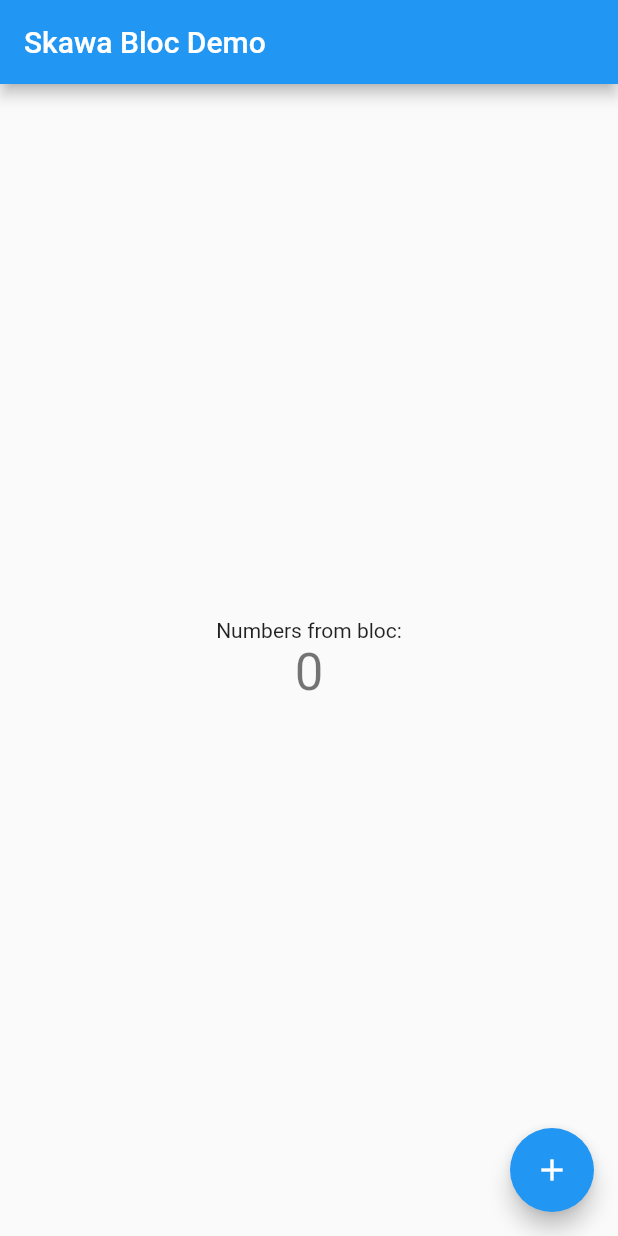
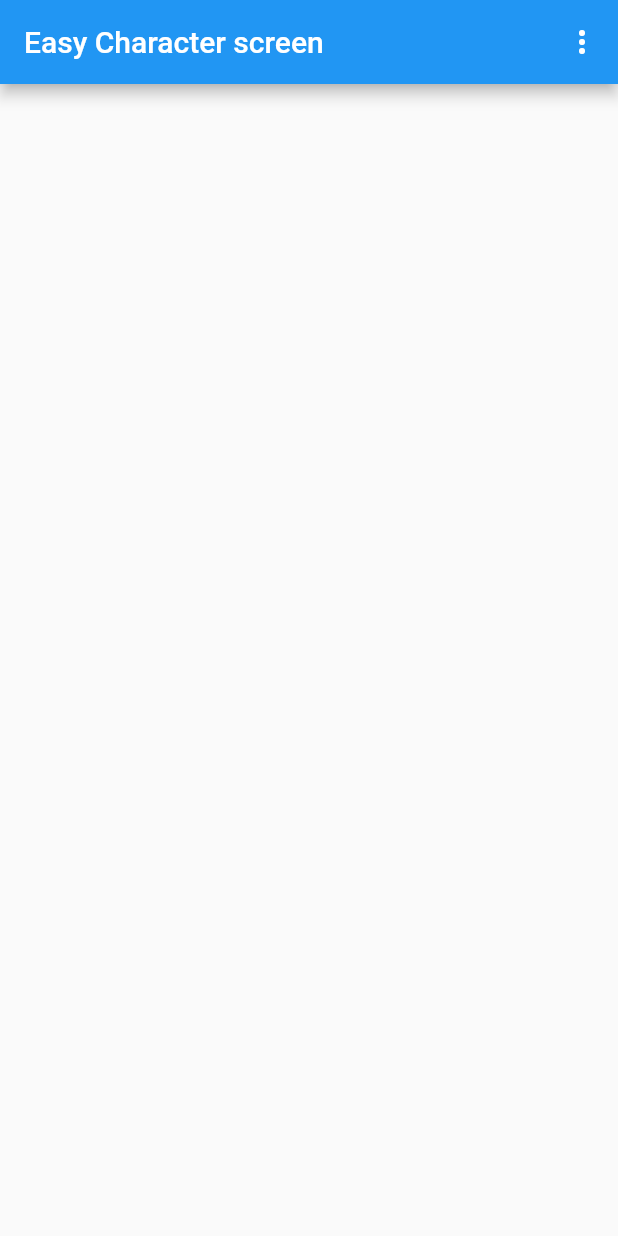
Before and after one commit to itWithGeorge/bloc_concurrency, a Flutter app: the screen it shows after launch, on a phone screen of 412 x 824 dp. Run offline on Flutter 3.47's test engine with Material 2 defaults, Android fonts, the phone set to English and light mode, and no system bars; our stand-ins replace bloc, bloc_concurrency, flutter_bloc.

Commit message:
easy concurrency project basic implementation - should be monitored [#2]

```diff
--- /dev/null
+++ b/lib/easy_concurrency/data/model/character.dart
@@ -0,0 +1,21 @@
+// ignore_for_file: public_member_api_docs, sort_constructors_first
+class Character {
+  final String character;
+
+  Character({required this.character});
+
+  Character.initial() : character = '';
+
+  @override
+  String toString() => character;
+
+  @override
+  bool operator ==(covariant Character other) {
+    if (identical(this, other)) return true;
+
+    return other.character == character;
+  }
+
+  @override
+  int get hashCode => character.hashCode;
+}
--- /dev/null
+++ b/lib/easy_concurrency/logic/bloc/character_bloc.dart
@@ -0,0 +1,46 @@
+import 'dart:math' show Random;
+import 'dart:ui';
+
+import 'package:bloc/bloc.dart';
+import 'package:bloc_concurrency/bloc_concurrency.dart';
+import 'package:flutter/cupertino.dart';
+import 'package:flutter/foundation.dart' show immutable;
+import 'package:skawa_bloc_test/easy_concurrency/data/model/character.dart';
+
+part 'character_event.dart';
+part 'character_state.dart';
+
+class CharacterBloc extends Bloc<CharacterEvent, CharacterState> {
+  CharacterBloc() : super(CharacterInitialState()) {
+    on<CharactersResetEvent>(_onCharactersResetEvent);
+    on<CharacterAddedEventNoTransformer>(_onCharacterAddedEventNoTransformer);
+    on<CharacterAddedEventSequentialTransformer>(
+        _onCharacterAddedEventSequentialTransformer,
+        transformer: sequential());
+  }
+
+  void _onCharactersResetEvent(
+      CharactersResetEvent resetEvent, Emitter<CharacterState> emitter) {
+    emitter(CharacterInitialState());
+  }
+
+  Future<void> _onCharacterAddedEventNoTransformer(
+      CharacterAddedEventNoTransformer event,
+      Emitter<CharacterState> emitter) async {
+    final String _current = state.currentCharacter.character;
+    final String _received = event.character.character;
+    var _appended = _current + _received;
+    await Future.delayed(Duration(seconds: Random().nextBool() ? 0 : 2),
+        () => emitter(CharecterReceivedState(characterReceived: _appended)));
+  }
+
+  Future<void> _onCharacterAddedEventSequentialTransformer(
+      CharacterAddedEventSequentialTransformer event,
+      Emitter<CharacterState> emitter) async {
+    final String _current = state.currentCharacter.character;
+    final String _received = event.character.character;
+    var _appended = _current + _received;
+    await Future.delayed(Duration(seconds: Random().nextBool() ? 0 : 2),
+        () => emitter(CharecterReceivedState(characterReceived: _appended)));
+  }
+}
--- /dev/null
+++ b/lib/easy_concurrency/logic/bloc/character_event.dart
@@ -0,0 +1,25 @@
+// ignore_for_file: public_member_api_docs, sort_constructors_first
+part of 'character_bloc.dart';
+
+abstract class CharacterEvent {
+  const CharacterEvent();
+}
+
+@immutable
+class CharacterAddedEventNoTransformer extends CharacterEvent {
+  final Character character;
+  const CharacterAddedEventNoTransformer({
+    required this.character,
+  });
+}
+
+@immutable
+class CharacterAddedEventSequentialTransformer extends CharacterEvent {
+  final Character character;
+  const CharacterAddedEventSequentialTransformer({
+    required this.character,
+  });
+}
+
+@immutable
+class CharactersResetEvent extends CharacterEvent {}
--- /dev/null
+++ b/lib/easy_concurrency/logic/bloc/character_state.dart
@@ -0,0 +1,44 @@
+// ignore_for_file: public_member_api_docs, sort_constructors_first
+part of 'character_bloc.dart';
+
+abstract class CharacterState {
+  final Character currentCharacter;
+  const CharacterState({required this.currentCharacter});
+}
+
+@immutable
+class CharacterInitialState extends CharacterState {
+  CharacterInitialState() : super(currentCharacter: Character.initial());
+
+  @override
+  bool operator ==(other) {
+    if (other is CharacterInitialState) {
+      return currentCharacter == other.currentCharacter;
+    } else {
+      return false;
+    }
+  }
+
+  @override
+  int get hashCode => Object.hashAll([currentCharacter]);
+}
+
+@immutable
+class CharecterReceivedState extends CharacterState {
+  final String characterReceived;
+
+  CharecterReceivedState({required this.characterReceived})
+      : super(currentCharacter: Character(character: characterReceived));
+
+  @override
+  bool operator ==(other) {
+    if (other is CharecterReceivedState) {
+      return currentCharacter == other.currentCharacter;
+    } else {
+      return false;
+    }
+  }
+
+  @override
+  int get hashCode => characterReceived.hashCode;
+}
--- /dev/null
+++ b/lib/easy_concurrency/presentation/screens/easy_character_bloc.dart
@@ -0,0 +1,37 @@
+import 'package:flutter/material.dart';
+import 'package:flutter_bloc/flutter_bloc.dart';
+import 'package:skawa_bloc_test/easy_concurrency/logic/bloc/character_bloc.dart';
+import 'package:skawa_bloc_test/easy_concurrency/presentation/widgets/cutom_popup_menu.dart';
+
+class EasyCharacterBlocScreen extends StatefulWidget {
+  const EasyCharacterBlocScreen({Key? key}) : super(key: key);
+
+  @override
+  State<EasyCharacterBlocScreen> createState() =>
+      _EasyCharacterBlocScreenState();
+}
+
+class _EasyCharacterBlocScreenState extends State<EasyCharacterBlocScreen> {
+  @override
+  Widget build(BuildContext context) {
+    return Scaffold(
+      appBar: AppBar(
+        title: const Text('Easy Character screen'),
+        actions: const [
+          CustomPopupMenu(),
+        ],
+      ),
+      body: Center(
+        child: BlocBuilder<CharacterBloc, CharacterState>(
+            builder: (context, state) {
+          if (state is CharacterInitialState) {
+            return Text(state.currentCharacter.character);
+          } else if (state is CharecterReceivedState) {
+            return Text(state.currentCharacter.character);
+          }
+          return const CircularProgressIndicator();
+        }),
+      ),
+    );
+  }
+}
--- /dev/null
+++ b/lib/easy_concurrency/presentation/widgets/cutom_popup_menu.dart
@@ -0,0 +1,61 @@
+import 'package:flutter/material.dart';
+import 'package:flutter_bloc/flutter_bloc.dart';
+import 'package:skawa_bloc_test/easy_concurrency/data/model/character.dart';
+import 'package:skawa_bloc_test/easy_concurrency/logic/bloc/character_bloc.dart';
+
+enum CustomPopUpMenuItems {
+  resetState,
+  noTransfromer,
+  sequential,
+}
+
+const message = 'Skawa_Innovation_Ltd.';
+
+class CustomPopupMenu extends StatelessWidget {
+  const CustomPopupMenu({Key? key}) : super(key: key);
+
+  @override
+  Widget build(BuildContext context) {
+    return PopupMenuButton<CustomPopUpMenuItems>(
+      itemBuilder: (_) => [
+        const PopupMenuItem(
+          value: CustomPopUpMenuItems.resetState,
+          child: Text('reset state'),
+        ),
+        const PopupMenuItem(
+          value: CustomPopUpMenuItems.noTransfromer,
+          child: Text('No transformer'),
+        ),
+        const PopupMenuItem(
+          value: CustomPopUpMenuItems.sequential,
+          child: Text('sequential transformer'),
+        ),
+      ],
+      onSelected: (selected) async {
+        switch (selected) {
+          case CustomPopUpMenuItems.resetState:
+            context.read<CharacterBloc>().add(CharactersResetEvent());
+            break;
+          case CustomPopUpMenuItems.noTransfromer:
+            var _messageList = message.split('');
+            for (int i = 0; i < _messageList.length; i++) {
+              await Future.delayed(const Duration(seconds: 1));
+              context.read<CharacterBloc>().add(
+                  CharacterAddedEventNoTransformer(
+                      character: Character(character: _messageList[i])));
+            }
+            break;
+          case CustomPopUpMenuItems.sequential:
+            var _messageList = message.split('');
+            for (int i = 0; i < _messageList.length; i++) {
+              await Future.delayed(const Duration(seconds: 1));
+              context.read<CharacterBloc>().add(
+                  CharacterAddedEventSequentialTransformer(
+                      character: Character(character: _messageList[i])));
+            }
+            break;
+        }
+      },
+    );
+  }
+}
--- a/lib/main.dart
+++ b/lib/main.dart
@@ -1,4 +1,7 @@
 import 'package:flutter/material.dart';
+import 'package:flutter_bloc/flutter_bloc.dart';
+import 'package:skawa_bloc_test/easy_concurrency/logic/bloc/character_bloc.dart';
+import 'package:skawa_bloc_test/easy_concurrency/presentation/screens/easy_character_bloc.dart';
 
 void main() {
   runApp(const MyApp());
@@ -14,60 +17,10 @@ class MyApp extends StatelessWidget {
       theme: ThemeData(
         primarySwatch: Colors.blue,
       ),
-      home: const MyHomePage(),
+      home: BlocProvider<CharacterBloc>(
+        create: (context) => CharacterBloc(),
+        child: const EasyCharacterBlocScreen(),
+      ),
     );
   }
 }
-
-class MyHomePage extends StatefulWidget {
-  const MyHomePage({Key? key}) : super(key: key);
-
-  @override
-  State<MyHomePage> createState() => _MyHomePageState();
-}
-
-class _MyHomePageState extends State<MyHomePage> {
-  int _counter = 0;
-
-  void _incrementCounter() {
-    setState(() {
-      _counter++;
-    });
-  }
-
-  @override
-  Widget build(BuildContext context) {
-    // This method is rerun every time setState is called, for instance as done
-    // by the _incrementCounter method above.
-    //
-    // The Flutter framework has been optimized to make rerunning build methods
-    // fast, so that you can just rebuild anything that needs updating rather
-    // than having to individually change instances of widgets.
-    return Scaffold(
-      appBar: AppBar(
-        // Here we take the value from the MyHomePage object that was created by
-        // the App.build method, and use it to set our appbar title.
-        title: const Text('Skawa Bloc Demo'),
-      ),
-      body: Center(
-        child: Column(
-          mainAxisAlignment: MainAxisAlignment.center,
-          children: <Widget>[
-            const Text(
-              'Numbers from bloc:',
-            ),
-            Text(
-              '$_counter',
-              style: Theme.of(context).textTheme.headline4,
-            ),
-          ],
-        ),
-      ),
-      floatingActionButton: FloatingActionButton(
-        onPressed: _incrementCounter,
-        tooltip: 'Increment',
-        child: const Icon(Icons.add),
-      ), // This trailing comma makes auto-formatting nicer for build methods.
-    );
-  }
-}
```
